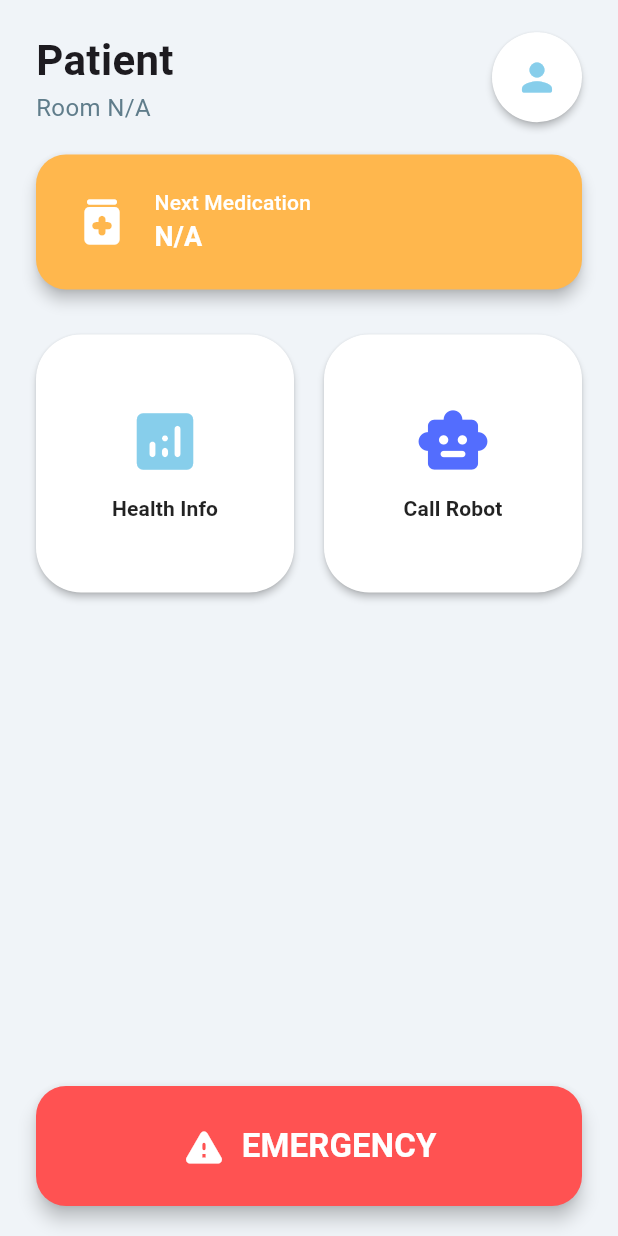
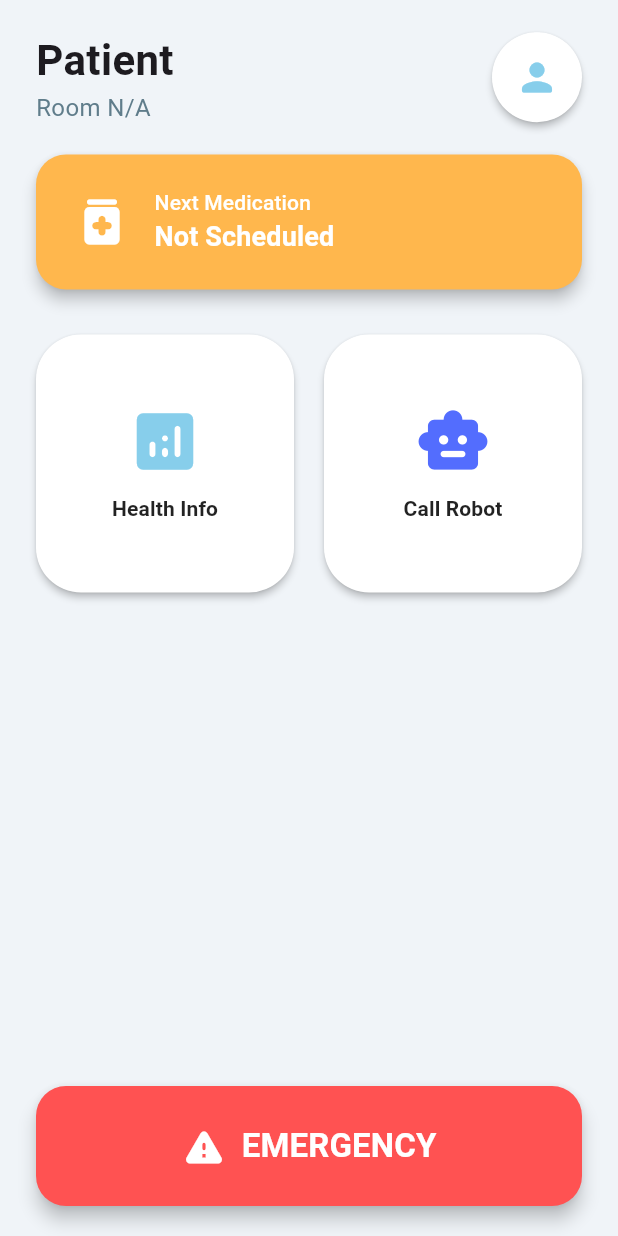
Before and after one commit to Celestial-GeekStarLord/Patient-Assistant-Robot---PAR-Optima, a Flutter app: the PatientDashboard screen opened by its route, on a phone screen of 412 x 824 dp. Run offline on Flutter 3.47's test engine with Material 3 defaults, Android fonts, the phone set to English and light mode, and no system bars; our stand-ins replace cloud_firestore, firebase_auth, firebase_core, firebase_database, permission_handler, shared_preferences; missing offline and left inert: agora_rtc_engine; accounts and stored records are empty.

Commit message:
final push

```diff
--- a/lib/src/screens/patient_interface.dart
+++ b/lib/src/screens/patient_interface.dart
@@ -1,5 +1,8 @@
 import 'package:flutter/material.dart';
 import 'package:provider/provider.dart';
+// Note: Adding intl here is technically unnecessary if only DateFormat is used in ReportPage,
+// but for displaying formatted time here, you need it.
+import 'package:intl/intl.dart';
 
 // --- UPDATED IMPORTS ---
 import '../services/patient_data_service.dart';
@@ -32,6 +35,20 @@ class PatientDashboard extends StatelessWidget {
     final String currentRoomNumber = userProvider.roomNumber; // Use this for display only
     final String currentEmail = userProvider.userEmail ?? "N/A";
     final String currentCustomId = userProvider.userCustomId ?? "N/A";
+
+    // 🛑 FIX: Safely retrieve and format the next medication time 🛑
+    final DateTime? nextMedicationTime = patientDataService.nextMedicationTime;
+    final String nextMedsDisplay = nextMedicationTime == null
+        ? "Not Scheduled"
+        : (nextMedicationTime.isBefore(DateTime.now())
+        ? "OVERDUE"
+        : DateFormat('h:mm a, MMM d').format(nextMedicationTime));
+
+    // Determine the text color based on the status
+    final Color medsTextColor = nextMedicationTime != null && nextMedicationTime.isBefore(DateTime.now())
+        ? emergencyRed // Use red for overdue
+        : Colors.white; // Default color
+
 
     return Scaffold(
       backgroundColor: offWhite,
@@ -99,7 +116,7 @@ class PatientDashboard extends StatelessWidget {
                 ),
               ),
 
-              // --- 2. NEXT MEDICATION BUTTON ---
+              // --- 2. NEXT MEDICATION BUTTON (FIXED) ---
               SizedBox(
                 width: double.infinity,
                 height: 90,
@@ -128,11 +145,11 @@ class PatientDashboard extends StatelessWidget {
                             "Next Medication",
                             style: TextStyle(color: Colors.white, fontSize: 14),
                           ),
-                          // 🛑 DYNAMIC: Next Meds Time from PatientDataService
+                          // 🛑 DYNAMIC: Use the correctly formatted and null-checked string 🛑
                           Text(
-                            patientDataService.nextMedsTime,
-                            style: const TextStyle(
-                              color: Colors.white,
+                            nextMedsDisplay,
+                            style: TextStyle(
+                              color: medsTextColor, // Use dynamic color
                               fontSize: 18,
                               fontWeight: FontWeight.bold,
                             ),
--- a/pubspec.yaml
+++ b/pubspec.yaml
@@ -38,6 +38,7 @@ dependencies:
   firebase_database: ^12.1.1
   shared_preferences: ^2.5.4
   provider: ^6.1.5+1
+  intl: ^0.19.0
   agora_rtc_engine: ^6.5.3
   permission_handler: ^12.0.1
   http: ^1.6.0
```
Also changed, not shown: lib/src/screens/report.dart (+38 -14 lines), lib/src/services/auth_service.dart (+46 -5 lines), lib/src/services/patient_data_service.dart (+78 -10 lines), pubspec.lock.
